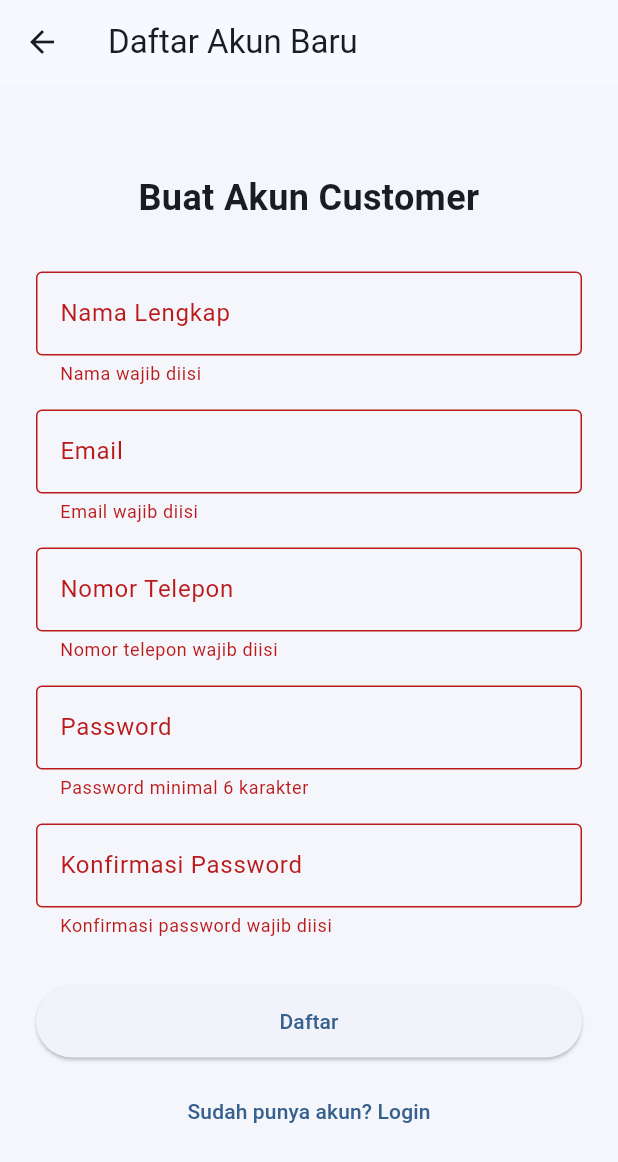
After one commit to MuflihItsuka312/CustomerAPP, a Flutter app: the RegisterPage screen opened directly, after a tap on "Daftar", on a phone screen of 412 x 824 dp. The commit adds this screen. Shown: the top 1162 px of the screen. Run offline on Flutter 3.47's test engine with Material 3 defaults, Android fonts, the phone set to English and light mode, and no system bars; our stand-ins replace shared_preferences; accounts and stored records are empty; network calls fail.

Commit message:
Fix: Unified API client for registration, manual resi input with auto-validation

```diff
--- /dev/null
+++ b/customerapp/lib/pages/register_page.dart
@@ -0,0 +1,200 @@
+import 'dart:convert';
+import 'package:flutter/material.dart';
+import '../services/api_client.dart';  // ✅ Use same API client as other pages
+
+class RegisterPage extends StatefulWidget {
+  const RegisterPage({super.key});  // ✅ No api parameter needed
+
+  @override
+  State<RegisterPage> createState() => _RegisterPageState();
+}
+
+class _RegisterPageState extends State<RegisterPage> {
+  final _formKey = GlobalKey<FormState>();
+
+  final TextEditingController nameCtrl = TextEditingController();
+  final TextEditingController emailCtrl = TextEditingController();
+  final TextEditingController phoneCtrl = TextEditingController();
+  final TextEditingController passwordCtrl = TextEditingController();
+  final TextEditingController confirmCtrl = TextEditingController();
+
+  bool loading = false;
+  String? errorMsg;
+
+  Future<void> _register() async {
+    if (!_formKey.currentState!.validate()) return;
+
+    setState(() {
+      loading = true;
+      errorMsg = null;
+    });
+
+    final name = nameCtrl.text.trim();
+    final email = emailCtrl.text. trim();
+    final phone = phoneCtrl.text.trim();
+    final pw = passwordCtrl. text.trim();
+    final cpw = confirmCtrl.text. trim();
+
+    if (pw != cpw) {
+      setState(() {
+        loading = false;
+        errorMsg = "Password tidak cocok!";
+      });
+      return;
+    }
+
+    try {
+      // ✅ Use ApiClient. post (same as login/home pages)
+      final resp = await ApiClient.post(
+        '/api/auth/register',
+        {
+          'name': name,
+          'email': email,
+          'phone': phone,
+          'password': pw,
+        },
+      );
+
+      setState(() => loading = false);
+
+      final result = jsonDecode(resp. body);
+
+      if (resp.statusCode != 200) {
+        setState(() => errorMsg = result['error'] ?? 'Registrasi gagal');
+        return;
+      }
+
+      if (!mounted) return;
+
+      // Success - go back to login
+      ScaffoldMessenger.of(context).showSnackBar(
+        const SnackBar(content: Text('Registrasi berhasil! Silakan login.')),
+      );
+      Navigator.pop(context);
+    } catch (e) {
+      setState(() {
+        loading = false;
+        errorMsg = 'Tidak bisa terhubung ke server';
+      });
+    }
+  }
+
+  @override
+  Widget build(BuildContext context) {
+    return Scaffold(
+      appBar: AppBar(
+        title: const Text('Daftar Akun Baru'),
+      ),
+      body: SafeArea(
+        child: Padding(
+          padding: const EdgeInsets.all(24),
+          child: Center(
+            child: SingleChildScrollView(
+              child: Form(
+                key: _formKey,
+                child: Column(
+                  crossAxisAlignment: CrossAxisAlignment.stretch,
+                  children: [
+                    const Text(
+                      'Buat Akun Customer',
+                      textAlign: TextAlign.center,
+                      style: TextStyle(
+                        fontSize: 24,
+                        fontWeight: FontWeight.bold,
+                      ),
+                    ),
+                    const SizedBox(height: 32),
+                    TextFormField(
+                      controller: nameCtrl,
+                      decoration: const InputDecoration(
+                        labelText: 'Nama Lengkap',
+                        border: OutlineInputBorder(),
+                      ),
+                      validator: (v) =>
+                          (v == null || v.isEmpty) ? 'Nama wajib diisi' : null,
+                    ),
+                    const SizedBox(height: 16),
+                    TextFormField(
+                      controller: emailCtrl,
+                      decoration: const InputDecoration(
+                        labelText: 'Email',
+                        border: OutlineInputBorder(),
+                      ),
+                      keyboardType: TextInputType.emailAddress,
+                      validator: (v) =>
+                          (v == null || v.isEmpty) ? 'Email wajib diisi' : null,
+                    ),
+                    const SizedBox(height: 16),
+                    TextFormField(
+                      controller: phoneCtrl,
+                      decoration: const InputDecoration(
+                        labelText: 'Nomor Telepon',
+                        border: OutlineInputBorder(),
+                      ),
+                      keyboardType: TextInputType.phone,
+                      validator: (v) =>
+                          (v == null || v.isEmpty) ? 'Nomor telepon wajib diisi' : null,
+                    ),
+                    const SizedBox(height: 16),
+                    TextFormField(
+                      controller: passwordCtrl,
+                      decoration: const InputDecoration(
+                        labelText: 'Password',
+                        border: OutlineInputBorder(),
+                      ),
+                      obscureText: true,
+                      validator: (v) => (v == null || v.length < 6)
+                          ? 'Password minimal 6 karakter'
+                          : null,
+                    ),
+                    const SizedBox(height: 16),
+                    TextFormField(
+                      controller: confirmCtrl,
+                      decoration: const InputDecoration(
+                        labelText: 'Konfirmasi Password',
+                        border: OutlineInputBorder(),
+                      ),
+                      obscureText: true,
+                      validator: (v) => (v == null || v.isEmpty)
+                          ? 'Konfirmasi password wajib diisi'
+                          : null,
+                    ),
+                    const SizedBox(height: 16),
+                    if (errorMsg != null)
+                      Text(
+                        errorMsg!,
+                        style: const TextStyle(color: Colors. red),
+                        textAlign: TextAlign.center,
+                      ),
+                    const SizedBox(height: 16),
+                    ElevatedButton(
+                      onPressed: loading ? null : _register,
+                      style: ElevatedButton.styleFrom(
+                        padding: const EdgeInsets.symmetric(vertical: 14),
+                        shape: RoundedRectangleBorder(
+                          borderRadius: BorderRadius.circular(32),
+                        ),
+                      ),
+                      child: loading
+                          ? const SizedBox(
+                              width: 22,
+                              height: 22,
+                              child: CircularProgressIndicator(strokeWidth: 2),
+                            )
+                          : const Text('Daftar'),
+                    ),
+                    const SizedBox(height: 12),
+                    TextButton(
+                      onPressed: () => Navigator.pop(context),
+                      child: const Text('Sudah punya akun? Login'),
+                    ),
+                  ],
+                ),
+              ),
+            ),
+          ),
+        ),
+      ),
+    );
+  }
+}
--- a/customerapp/lib/services/api_client.dart
+++ b/customerapp/lib/services/api_client.dart
@@ -4,7 +4,7 @@ import 'package:shared_preferences/shared_preferences.dart';
 
 class ApiClient {
   // ganti kalau backend-mu beda
-  static const String baseUrl = 'http://10.0.2.2:3000';
+  static const String baseUrl = 'http://127.0.0.1:3000';
 
   static const String _tokenKey = 'auth_token';
   static const String _userNameKey = 'user_name';
```
Also changed, not shown: customerapp/lib/pages/home_page.dart (+142 -13 lines), customerapp/lib/pages/login_page.dart (+16 -2 lines), customerapp/lib/services/customer_api.dart (added, +117 -0 lines), 1 other file.
